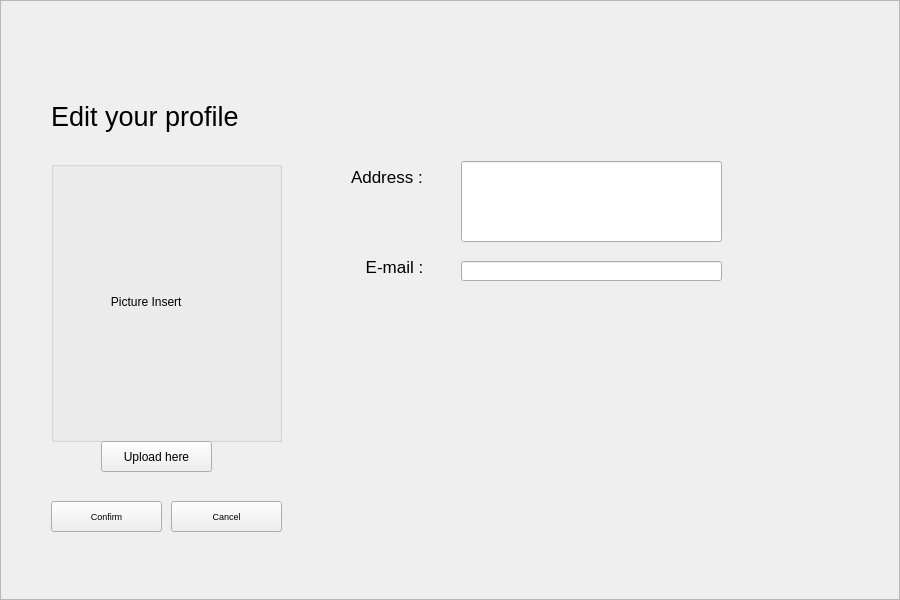
Before: the Qt Designer form resources/UI/EditProfileStudent.ui in Poom1997/gman, drawn with Qt 5.
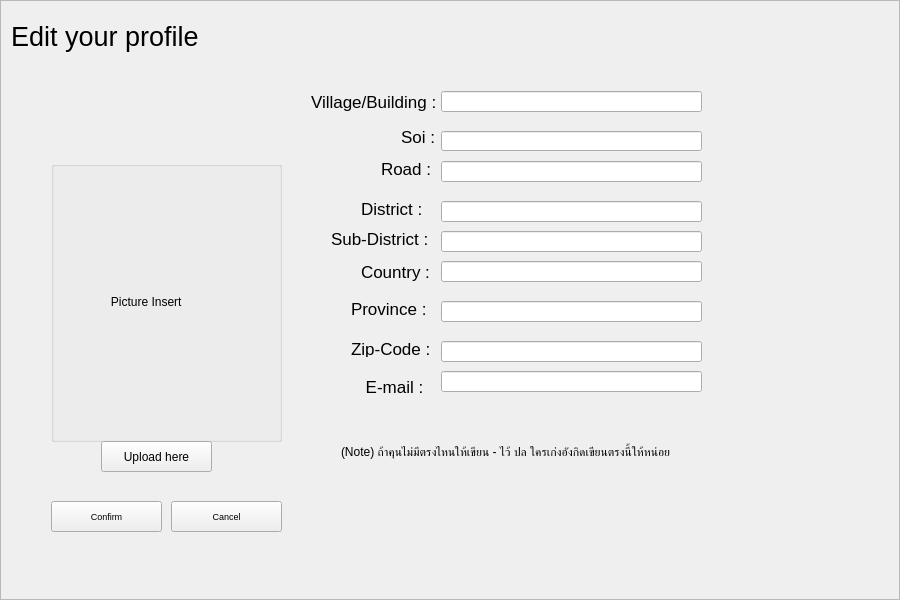
After: the same form once the commit is applied.

Commit message: แก้แล้ว

```diff
--- a/resources/UI/EditProfileStudent.ui
+++ b/resources/UI/EditProfileStudent.ui
@@ -43,8 +43,8 @@
     <widget class="QLabel" name="label">
      <property name="geometry">
       <rect>
-       <x>50</x>
-       <y>100</y>
+       <x>10</x>
+       <y>20</y>
        <width>221</width>
        <height>31</height>
       </rect>
@@ -88,7 +88,7 @@
      <property name="geometry">
       <rect>
        <x>360</x>
-       <y>250</y>
+       <y>370</y>
        <width>81</width>
        <height>31</height>
       </rect>
@@ -105,10 +105,10 @@
     <widget class="QLabel" name="label_12">
      <property name="geometry">
       <rect>
-       <x>350</x>
-       <y>160</y>
-       <width>91</width>
-       <height>31</height>
+       <x>310</x>
+       <y>90</y>
+       <width>141</width>
+       <height>21</height>
       </rect>
      </property>
      <property name="font">
@@ -117,7 +117,7 @@
       </font>
      </property>
      <property name="text">
-      <string>Address :</string>
+      <string>Village/Building :</string>
      </property>
     </widget>
     <widget class="QPushButton" name="confirmButton">
@@ -185,23 +185,232 @@
     <widget class="QLineEdit" name="lineEdit">
      <property name="geometry">
       <rect>
-       <x>460</x>
-       <y>160</y>
+       <x>440</x>
+       <y>90</y>
        <width>261</width>
-       <height>81</height>
+       <height>21</height>
       </rect>
      </property>
     </widget>
     <widget class="QLineEdit" name="lineEdit_2">
      <property name="geometry">
       <rect>
-       <x>460</x>
-       <y>260</y>
+       <x>440</x>
+       <y>130</y>
        <width>261</width>
        <height>20</height>
       </rect>
      </property>
     </widget>
+    <widget class="QLabel" name="label_3">
+     <property name="geometry">
+      <rect>
+       <x>400</x>
+       <y>120</y>
+       <width>41</width>
+       <height>31</height>
+      </rect>
+     </property>
+     <property name="font">
+      <font>
+       <pointsize>13</pointsize>
+      </font>
+     </property>
+     <property name="text">
+      <string>Soi :</string>
+     </property>
+    </widget>
+    <widget class="QLabel" name="label_4">
+     <property name="geometry">
+      <rect>
+       <x>380</x>
+       <y>160</y>
+       <width>51</width>
+       <height>16</height>
+      </rect>
+     </property>
+     <property name="font">
+      <font>
+       <pointsize>13</pointsize>
+      </font>
+     </property>
+     <property name="text">
+      <string>Road :</string>
+     </property>
+    </widget>
+    <widget class="QLabel" name="label_5">
+     <property name="geometry">
+      <rect>
+       <x>350</x>
+       <y>300</y>
+       <width>81</width>
+       <height>16</height>
+      </rect>
+     </property>
+     <property name="font">
+      <font>
+       <pointsize>13</pointsize>
+      </font>
+     </property>
+     <property name="text">
+      <string>Province :</string>
+     </property>
+    </widget>
+    <widget class="QLabel" name="label_6">
+     <property name="geometry">
+      <rect>
+       <x>330</x>
+       <y>230</y>
+       <width>101</width>
+       <height>16</height>
+      </rect>
+     </property>
+     <property name="font">
+      <font>
+       <pointsize>13</pointsize>
+      </font>
+     </property>
+     <property name="text">
+      <string>Sub-District :</string>
+     </property>
+    </widget>
+    <widget class="QLabel" name="label_7">
+     <property name="geometry">
+      <rect>
+       <x>360</x>
+       <y>200</y>
+       <width>71</width>
+       <height>16</height>
+      </rect>
+     </property>
+     <property name="font">
+      <font>
+       <pointsize>13</pointsize>
+      </font>
+     </property>
+     <property name="text">
+      <string>District :</string>
+     </property>
+    </widget>
+    <widget class="QLabel" name="label_8">
+     <property name="geometry">
+      <rect>
+       <x>350</x>
+       <y>340</y>
+       <width>81</width>
+       <height>16</height>
+      </rect>
+     </property>
+     <property name="font">
+      <font>
+       <pointsize>13</pointsize>
+      </font>
+     </property>
+     <property name="text">
+      <string>Zip-Code :</string>
+     </property>
+    </widget>
+    <widget class="QLabel" name="label_10">
+     <property name="geometry">
+      <rect>
+       <x>360</x>
+       <y>260</y>
+       <width>71</width>
+       <height>21</height>
+      </rect>
+     </property>
+     <property name="font">
+      <font>
+       <pointsize>13</pointsize>
+      </font>
+     </property>
+     <property name="text">
+      <string>Country :</string>
+     </property>
+    </widget>
+    <widget class="QLineEdit" name="lineEdit_3">
+     <property name="geometry">
+      <rect>
+       <x>440</x>
+       <y>160</y>
+       <width>261</width>
+       <height>21</height>
+      </rect>
+     </property>
+    </widget>
+    <widget class="QLineEdit" name="lineEdit_4">
+     <property name="geometry">
+      <rect>
+       <x>440</x>
+       <y>200</y>
+       <width>261</width>
+       <height>21</height>
+      </rect>
+     </property>
+    </widget>
+    <widget class="QLineEdit" name="lineEdit_5">
+     <property name="geometry">
+      <rect>
+       <x>440</x>
+       <y>230</y>
+       <width>261</width>
+       <height>21</height>
+      </rect>
+     </property>
+    </widget>
+    <widget class="QLineEdit" name="lineEdit_6">
+     <property name="geometry">
+      <rect>
+       <x>440</x>
+       <y>260</y>
+       <width>261</width>
+       <height>21</height>
+      </rect>
+     </property>
+    </widget>
+    <widget class="QLineEdit" name="lineEdit_7">
+     <property name="geometry">
+      <rect>
+       <x>440</x>
+       <y>300</y>
+       <width>261</width>
+       <height>21</height>
+      </rect>
+     </property>
+    </widget>
+    <widget class="QLineEdit" name="lineEdit_8">
+     <property name="geometry">
+      <rect>
+       <x>440</x>
+       <y>340</y>
+       <width>261</width>
+       <height>21</height>
+      </rect>
+     </property>
+    </widget>
+    <widget class="QLineEdit" name="lineEdit_9">
+     <property name="geometry">
+      <rect>
+       <x>440</x>
+       <y>370</y>
+       <width>261</width>
+       <height>21</height>
+      </rect>
+     </property>
+    </widget>
+    <widget class="QLabel" name="label_11">
+     <property name="geometry">
+      <rect>
+       <x>340</x>
+       <y>430</y>
+       <width>351</width>
+       <height>41</height>
+      </rect>
+     </property>
+     <property name="text">
+      <string>(Note) ถ้าคุนไม่มีตรงไหนให้เขียน - ไว้ ปล ใครเก่งอังกิดเขียนตรงนี้ให้หน่อย</string>
+     </property>
+    </widget>
     <zorder>groupBox</zorder>
     <zorder>label</zorder>
     <zorder>label_9</zorder>
```
Left out of the diff: 15 changed lines with no effect on the pictures. The commit also changes 1 other file.
